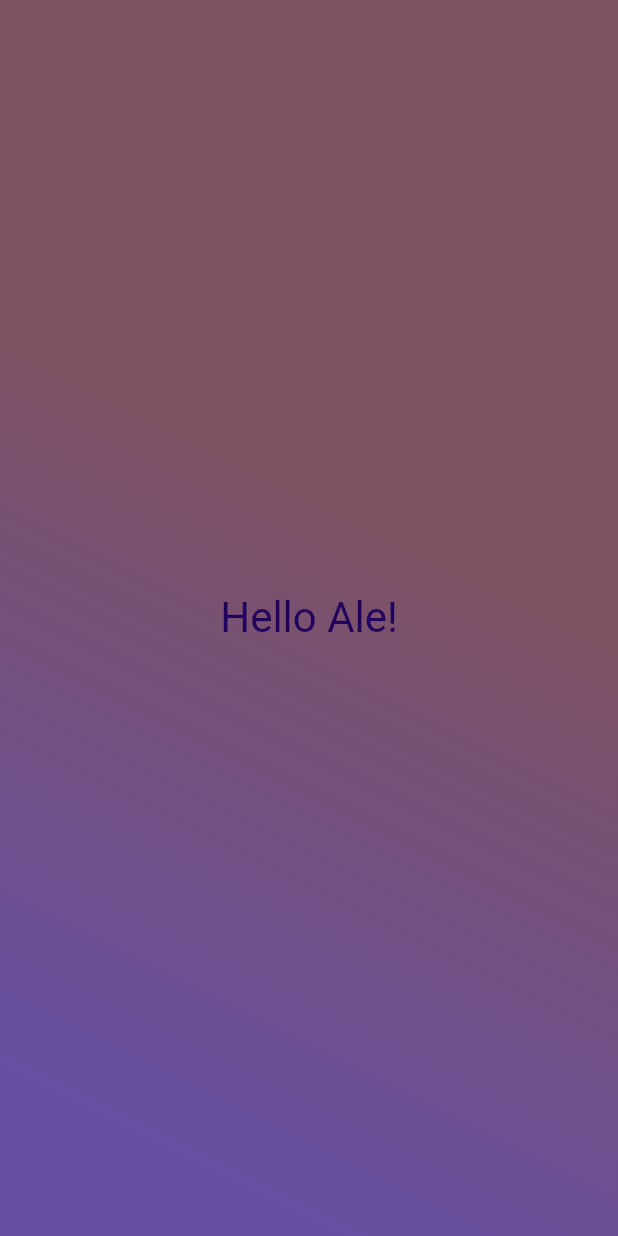
After one commit to ssela98/dice_roller-flutter, a Flutter app: the screen it shows after launch, on a phone screen of 412 x 824 dp. The commit adds this screen. Run offline on Flutter 3.47's test engine with Material 2 defaults, Android fonts, the phone set to English and light mode, and no system bars.

Commit message:
refactor gradient container

```diff
--- /dev/null
+++ b/lib/gradient_container.dart
@@ -0,0 +1,24 @@
+import 'package:flutter/material.dart';
+import 'package:artsay/colors.dart';
+import 'package:artsay/styled_text.dart';
+
+class GradientContainer extends StatelessWidget {
+  const GradientContainer({super.key});
+
+  @override
+  Widget build(context) {
+    return Container(
+      decoration: BoxDecoration(
+        gradient: LinearGradient(
+          begin: Alignment.bottomCenter,
+          colors: List.from(
+            [lightColorScheme.primary, lightColorScheme.tertiary],
+          ),
+        ),
+      ),
+      child: const Center(
+        child: StyledText(),
+      ),
+    );
+  }
+}
--- /dev/null
+++ b/lib/styled_text.dart
@@ -0,0 +1,15 @@
+import 'package:flutter/material.dart';
+import 'package:artsay/colors.dart';
+
+class StyledText extends StatelessWidget {
+  const StyledText({super.key});
+
+  @override
+  Widget build(BuildContext context) {
+    return Text(
+      'Hello Ale!',
+      style:
+          TextStyle(color: lightColorScheme.onPrimaryContainer, fontSize: 28),
+    );
+  }
+}
```
Also changed, not shown: lib/main.dart (+3 -19 lines).
